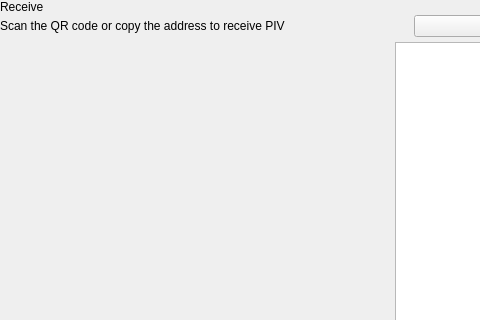
mk2crypto/MK2, file src/qt/mk2x/forms/receivewidget.ui: the form before one commit; both pictures show x 0 to 480 and y 0 to 320 of the 629 by 629 pixel window.
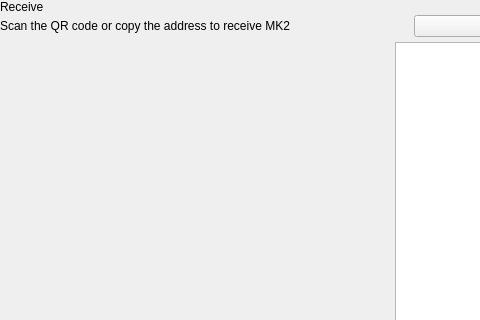
The form after the commit. Custom widgets are drawn as their Qt base class.

The edit to the form file:
```diff
--- a/src/qt/mk2x/forms/receivewidget.ui
+++ b/src/qt/mk2x/forms/receivewidget.ui
@@ -78,7 +78,7 @@
             <item alignment="Qt::AlignTop">
              <widget class="QLabel" name="labelSubtitle1">
               <property name="text">
-               <string>Scan the QR code or copy the address to receive PIV</string>
+               <string>Scan the QR code or copy the address to receive MK2</string>
               </property>
              </widget>
             </item>
```
